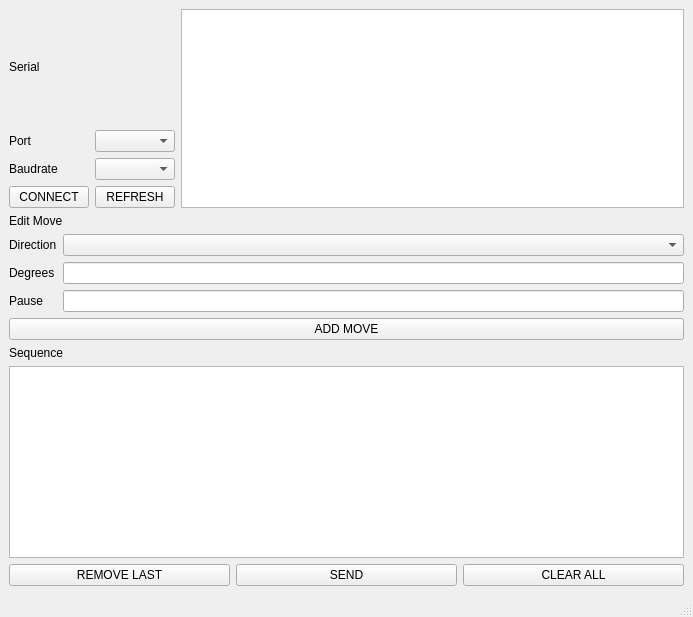
Qt form p3interface/stepper_gui.ui (yjmantilla/digitales-3) before a commit.
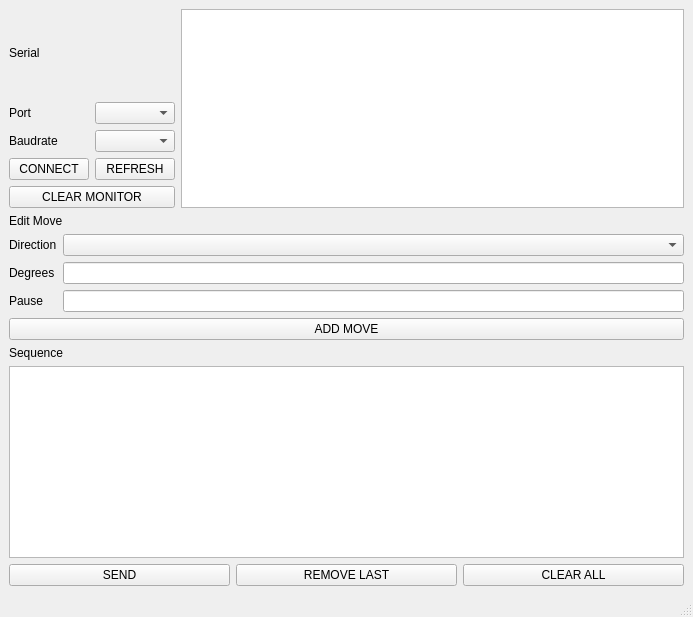
The same form after that commit.

What changed in the file:
```diff
--- a/p3interface/stepper_gui.ui
+++ b/p3interface/stepper_gui.ui
@@ -14,11 +14,11 @@
    <string>Stepper Control Apingenierios</string>
   </property>
   <widget class="QWidget" name="centralwidget">
-   <layout class="QVBoxLayout" name="verticalLayout_6">
+   <layout class="QVBoxLayout" name="verticalLayout_8">
     <item>
-     <layout class="QHBoxLayout" name="horizontalLayout_3">
+     <layout class="QHBoxLayout" name="horizontalLayout_5">
       <item>
-       <layout class="QVBoxLayout" name="verticalLayout_3">
+       <layout class="QVBoxLayout" name="verticalLayout_7">
         <item>
          <widget class="QLabel" name="label_3">
           <property name="text">
@@ -27,7 +27,9 @@
          </widget>
         </item>
         <item>
-         <layout class="QHBoxLayout" name="horizontalLayout_5">
+         <layout class="QHBoxLayout" name="horizontalLayout_3">
+          <item>
+           <layout class="QVBoxLayout" name="verticalLayout_6">
           <item>
            <widget class="QLabel" name="label_8">
             <property name="text">
@@ -36,26 +38,28 @@
            </widget>
           </item>
           <item>
-           <widget class="QComboBox" name="comboBox_port"/>
-          </item>
-         </layout>
-        </item>
-        <item>
-         <layout class="QHBoxLayout" name="horizontalLayout_6">
-          <item>
            <widget class="QLabel" name="label_7">
             <property name="text">
              <string>Baudrate</string>
             </property>
            </widget>
           </item>
+           </layout>
+          </item>
+          <item>
+           <layout class="QVBoxLayout" name="verticalLayout_5">
+            <item>
+             <widget class="QComboBox" name="comboBox_port"/>
+            </item>
           <item>
            <widget class="QComboBox" name="comboBox_baudrate"/>
           </item>
          </layout>
         </item>
+         </layout>
+        </item>
         <item>
-         <layout class="QHBoxLayout" name="horizontalLayout_7">
+         <layout class="QHBoxLayout" name="horizontalLayout_4">
           <item>
            <widget class="QPushButton" name="pushButton_connect">
             <property name="text">
@@ -75,6 +79,13 @@
           </item>
          </layout>
         </item>
+        <item>
+         <widget class="QPushButton" name="pushButton_clearMonitor">
+          <property name="text">
+           <string>CLEAR MONITOR</string>
+          </property>
+         </widget>
+        </item>
        </layout>
       </item>
       <item>
@@ -83,7 +94,7 @@
      </layout>
     </item>
     <item>
-     <layout class="QVBoxLayout" name="verticalLayout_5">
+     <layout class="QVBoxLayout" name="verticalLayout_4">
       <item>
        <widget class="QLabel" name="label">
         <property name="text">
@@ -94,7 +105,7 @@
       <item>
        <layout class="QHBoxLayout" name="horizontalLayout_2">
         <item>
-         <layout class="QVBoxLayout" name="verticalLayout_4">
+         <layout class="QVBoxLayout" name="verticalLayout_3">
           <item>
            <widget class="QLabel" name="label_4">
             <property name="text">
@@ -160,13 +171,6 @@
       </item>
       <item>
        <layout class="QHBoxLayout" name="horizontalLayout">
-        <item>
-         <widget class="QPushButton" name="pushButton_removeLast">
-          <property name="text">
-           <string>REMOVE LAST</string>
-          </property>
-         </widget>
-        </item>
         <item>
          <widget class="QPushButton" name="pushButton_send">
           <property name="text">
@@ -174,6 +178,13 @@
           </property>
          </widget>
         </item>
+        <item>
+         <widget class="QPushButton" name="pushButton_removeLast">
+          <property name="text">
+           <string>REMOVE LAST</string>
+          </property>
+         </widget>
+        </item>
         <item>
          <widget class="QPushButton" name="pushButton_clearAll">
           <property name="text">
```
Lines whose indentation alone changed are shown as unchanged.
